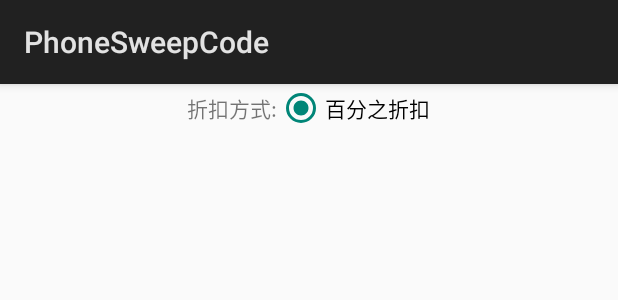
After one commit to StarSky0414/yunshang, an Android app: the layout activity_discount.xml on its own in the app's theme, with its tools: preview values and no code run, on a phone screen of 412 x 824 dp. The commit adds this screen. Shown: the top 300 px of the screen. Run offline under Robolectric (Android 15) with nearby library versions, the phone set to English and light mode, and no system bars.

Commit message:
【更新】商品入库检测 【增加】折扣测试页面

```diff
--- a/app/src/main/AndroidManifest.xml
+++ b/app/src/main/AndroidManifest.xml
@@ -46,7 +46,7 @@
 
         <activity android:name=".view.GoodsIntoActivity"/>
         <activity android:name=".view.GoodsInfoActivity"/>
-        <activity android:name=".view.UpdataAppActivity">
+        <activity android:name=".discountActivity">
 
         </activity>
 
--- /dev/null
+++ b/app/src/main/res/layout/activity_discount.xml
@@ -0,0 +1,32 @@
+<?xml version="1.0" encoding="utf-8"?>
+<LinearLayout xmlns:android="http://schemas.android.com/apk/res/android"
+    android:layout_width="match_parent"
+    android:layout_height="match_parent"
+    android:orientation="vertical">
+    <!--
+     RadioButton 要想实现多选一的效果必须放到RadioGroup 中,否则无法实现多选一的效果.
+     技巧:要面向RadioGroup 编程,不要面向RaidoButton 编程,否则将增加很大代码量
+      android:orientation="vertical":执行按钮组的方向,默认值是vertical.
+     RadioGroup的父类时LinearLayout,但方向的默认值不再是线性布局的水平方向了,而是改成了垂直方向.
+     -->
+    <RadioGroup
+        android:id="@+id/radioGroup_gender"
+        android:layout_width="match_parent"
+        android:layout_height="wrap_content"
+        android:gravity="center"
+        android:orientation="horizontal"
+        >
+        <TextView
+            android:layout_width="wrap_content"
+            android:layout_height="wrap_content"
+            android:text="折扣方式:"
+            />
+        <RadioButton
+            android:id="@+id/rb_ercentage_discount"
+            android:layout_width="wrap_content"
+            android:layout_height="wrap_content"
+            android:layout_gravity="center_horizontal"
+            android:checked="true"
+            android:text="百分之折扣" />
+    </RadioGroup>
+</LinearLayout>
--- a/app/src/main/res/layout/activity_function.xml
+++ b/app/src/main/res/layout/activity_function.xml
@@ -189,7 +189,7 @@
                 android:clickable="true">
 
                 <ImageView
-                    android:background="@drawable/backup_01main"
+                    android:background="@drawable/discount_main"
                     android:id="@+id/iv_development"
                     android:layout_width="30dp"
                     android:layout_height="30dp"
@@ -203,7 +203,7 @@
                     android:layout_centerInParent="true"
                     android:layout_marginTop="3dp"
                     android:focusable="false"
-                    android:text="数据备份"
+                    android:text="折扣设定"
                     android:textColor="#000000" />
 
             </RelativeLayout>
--- a/app/src/main/res/values/arrays.xml
+++ b/app/src/main/res/values/arrays.xml
@@ -5,4 +5,8 @@
         <item>88折</item>
         <item>赠送</item>
     </string-array>
+    <string-array name="discount_way" >
+        <item>打折</item>
+        <item>满减（未使用）</item>
+    </string-array>
 </resources>
```
Also changed, not shown: app/src/main/java/com/tts/starsky/phonesweepcode/FunctionActivity.java (+0 -10 lines), app/src/main/java/com/tts/starsky/phonesweepcode/bean/AccountsInfoBean.java (+7 -7 lines), app/src/main/java/com/tts/starsky/phonesweepcode/discountActivity.java (added, +40 -0 lines), app/src/main/java/com/tts/starsky/phonesweepcode/view/GoodsIntoActivity.java (+18 -1 lines), app/src/main/res/drawable/discount_main.png (added).
